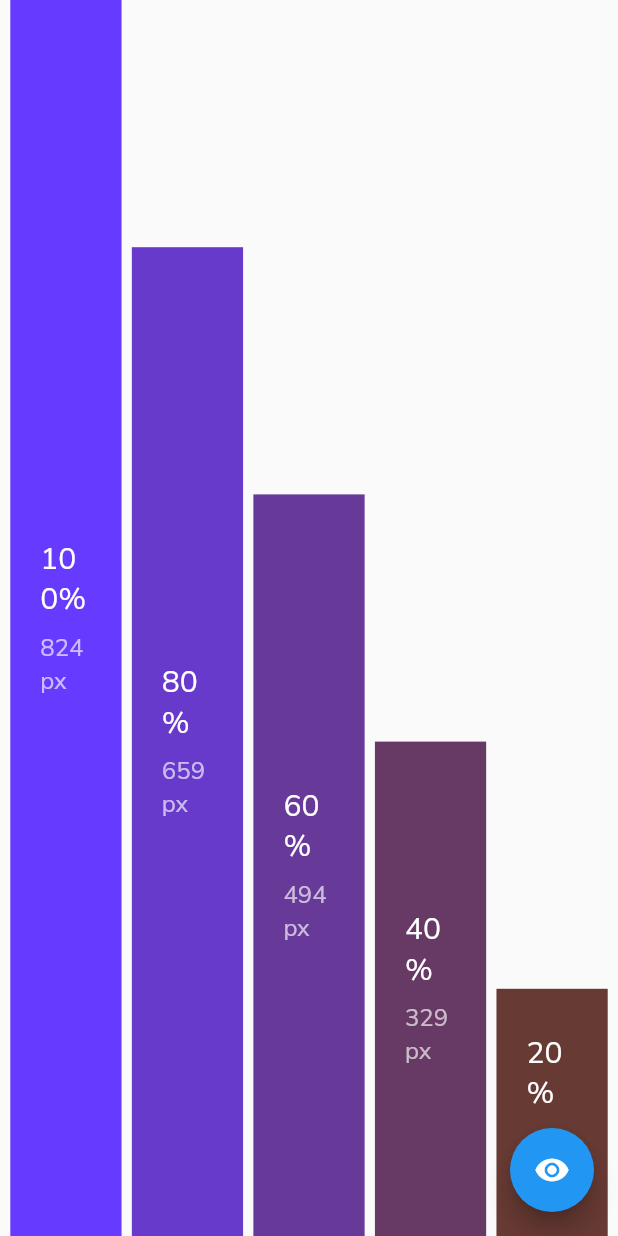
After one commit to hervinsen/screenTest, a Flutter app: the screen it shows after launch, after a tap on "Height Test Screen", on a phone screen of 412 x 824 dp. The commit adds this screen. Run offline on Flutter 3.47's test engine with Material 2 defaults, Android fonts, the phone set to English and light mode, and no system bars.

Commit message:
Add Height Screen Test

```diff
--- a/lib/configuration/app.dart
+++ b/lib/configuration/app.dart
@@ -1,5 +1,5 @@
 import 'package:flutter/material.dart';
-import 'package:screenTest/configuration/router.dart';
+import 'package:screenTest/configuration/app_router.dart';
 import 'package:screenTest/configuration/theme.dart';
 import 'package:screenTest/screen/landing_screen.dart';
 
@@ -10,7 +10,7 @@ class MyApp extends StatelessWidget {
       title: 'Flutter Demo',
       theme: AppTheme.standard,
       initialRoute: LandingScreen.route,
-      onGenerateRoute: Router.generateRoute,
+      onGenerateRoute: AppRouter.generateRoute,
     );
   }
 }
--- a/lib/configuration/router.dart
+++ b/lib/configuration/app_router.dart
@@ -1,15 +1,18 @@
 import 'package:flutter/material.dart';
 import 'package:screenTest/screen/counter_screen.dart';
+import 'package:screenTest/screen/height_test_screen.dart';
 import 'package:screenTest/screen/landing_screen.dart';
 import 'package:screenTest/screen/test_screen.dart';
 
-class Router {
+class AppRouter {
   static Route<dynamic> generateRoute(RouteSettings settings) {
     switch (settings.name) {
       case LandingScreen.route:
         return MaterialPageRoute(builder: (_) => const LandingScreen());
       case TestScreen.route:
         return MaterialPageRoute(builder: (_) => const TestScreen());
+      case HeightTestScreen.route:
+        return MaterialPageRoute(builder: (_) => const HeightTestScreen());
       case CounterScreen.route:
         return MaterialPageRoute(
             builder: (_) => const CounterScreen(
--- /dev/null
+++ b/lib/screen/height_test_screen.dart
@@ -0,0 +1,75 @@
+import 'package:flutter/material.dart';
+import 'package:screenTest/widget/app_text.dart';
+
+class HeightTestScreen extends StatefulWidget {
+  const HeightTestScreen({Key key}) : super(key: key);
+
+  static const route = 'Height Test Screen';
+
+  static Future<dynamic> to(BuildContext context) {
+    return Navigator.pushNamed(context, route);
+  }
+
+  @override
+  _HeightTestScreenState createState() => _HeightTestScreenState();
+}
+
+class _HeightTestScreenState extends State<HeightTestScreen> {
+  bool showAppBar = false;
+
+  @override
+  Widget build(BuildContext context) {
+
+
+    return Scaffold(
+      appBar: showAppBar
+          ? AppBar(
+              title: AppText.withFontSize('Ini Adalah Appbar', 16),
+            )
+          : null,
+      floatingActionButton: FloatingActionButton(
+        onPressed: () {
+          setState(() {
+            showAppBar = !showAppBar;
+          });
+        },
+        child: Icon(showAppBar ? Icons.visibility_off : Icons.visibility),
+      ),
+      body: Row(
+        mainAxisAlignment: MainAxisAlignment.spaceEvenly,
+        crossAxisAlignment: CrossAxisAlignment.end,
+        children: [100, 80, 60, 40, 20]
+            .map<Widget>((e){
+
+          final height= MediaQuery.of(context).size.height * e / 100;
+          final width=  MediaQuery.of(context).size.width * 0.18;
+              return Container(
+                  padding: const EdgeInsets.all(20),
+                  alignment: Alignment.center,
+                  height: height,
+                  width: width,
+                  color: Colors.deepPurple.withBlue((e / 100 * 255).floor()),
+                  child: Column(
+                    mainAxisAlignment: MainAxisAlignment.center,
+                    children: [
+                      AppText.withFontSize(
+                        '$e%',
+                        20,
+                        color: Colors.white,
+                      ),
+                      const SizedBox(height: 8),
+                      AppText.withFontSize(
+                        '${height.floor()} px',
+                        16,
+                        color: Colors.white.withOpacity(0.66),
+                      ),
+                    ],
+                  ),
+                );
+  }
+        )
+            .toList(),
+      ),
+    );
+  }
+}
--- a/lib/screen/landing_screen.dart
+++ b/lib/screen/landing_screen.dart
@@ -1,6 +1,7 @@
 import 'package:flutter/material.dart';
 import 'package:screenTest/model/menu_model.dart';
 import 'package:screenTest/screen/counter_screen.dart';
+import 'package:screenTest/screen/height_test_screen.dart';
 import 'package:screenTest/screen/test_screen.dart';
 import 'package:screenTest/widget/app_decoration.dart';
 import 'package:screenTest/widget/app_text.dart';
@@ -18,6 +19,9 @@ class LandingScreen extends StatelessWidget {
           onTap: () => CounterScreen.to(context)),
       MenuModel(
           pageRouteName: TestScreen.route, onTap: () => TestScreen.to(context)),
+      MenuModel(
+          pageRouteName: HeightTestScreen.route,
+          onTap: () => HeightTestScreen.to(context)),
     ];
 
     return Scaffold(
--- a/lib/screen/test_screen.dart
+++ b/lib/screen/test_screen.dart
@@ -23,7 +23,6 @@ class TestScreen extends StatelessWidget {
           route,
           20,
           fontWeight: FontWeight.bold,
-          color: AppColors.textColor,
         ),
       ),
       body: SingleChildScrollView(
```
Also changed, not shown: 2 other files.
